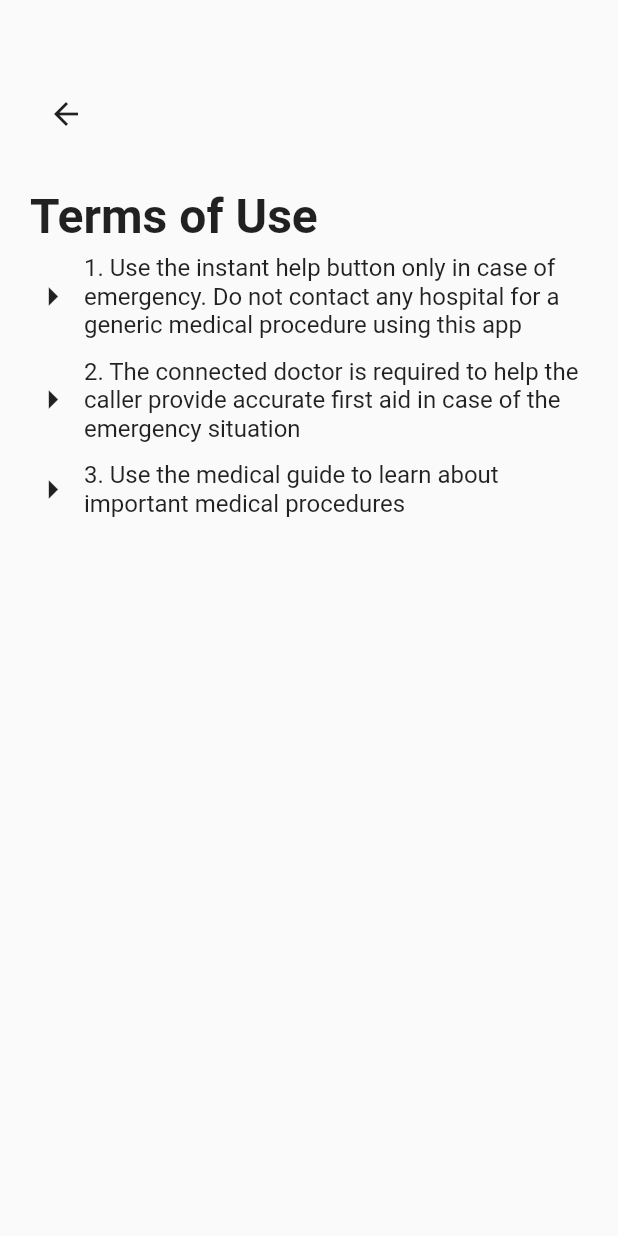
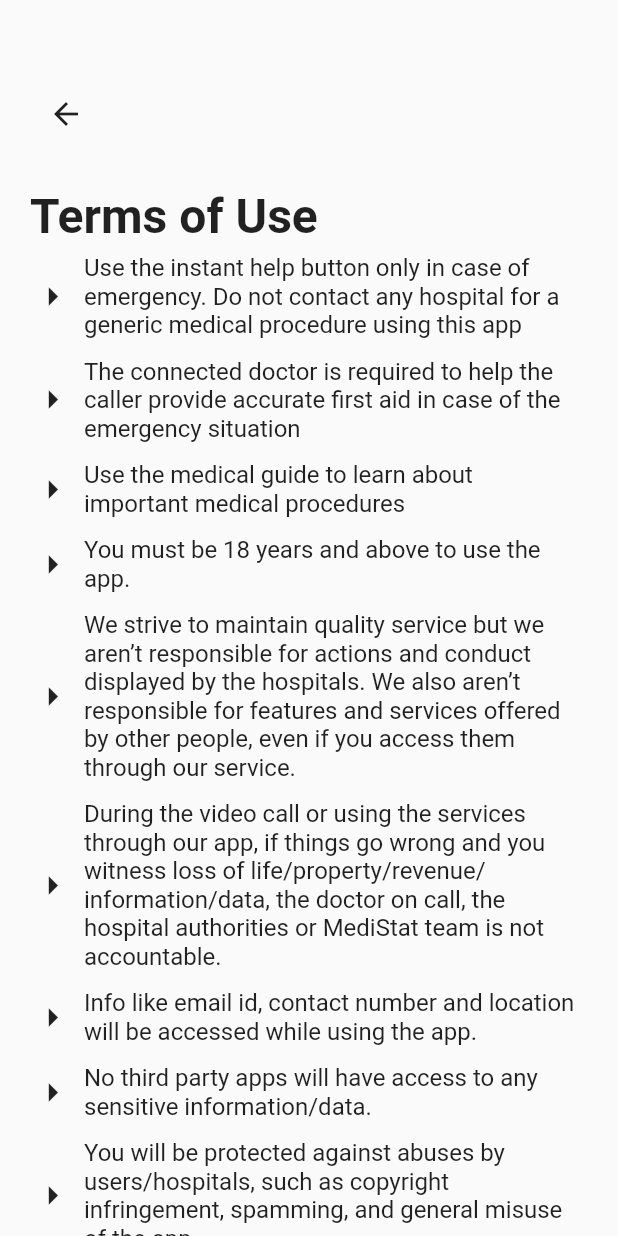
Before and after one commit to Spiral-Forge/MediStat, a Flutter app: the Terms screen opened directly, on a phone screen of 412 x 824 dp. Run offline on Flutter 3.47's test engine with Material 2 defaults, Android fonts, the phone set to English and light mode, and no system bars; our stand-ins replace cloud_firestore, firebase_auth, flutter_rating_bar, flutter_spinkit, geolocator, google_maps_flutter and 2 more; missing offline and left inert: agora_rtc_engine; accounts and stored records are empty; Roboto replaces fonts that are missing (GoogleSans).

Commit message:
terms of use added

```diff
--- a/lib/shared/drawer.dart
+++ b/lib/shared/drawer.dart
@@ -54,7 +54,7 @@
                 style: TextStyle(fontFamily: 'GoogleSans', fontSize: 20),
               ),
               subtitle: new Text(
-                userName +" \n"+ userMail,
+                userName + "\n" +userMail,
                 style: TextStyle(fontFamily: 'GoogleSans', fontSize: 13),
               ),
               onTap: () {}),
--- a/lib/shared/terms.dart
+++ b/lib/shared/terms.dart
@@ -1,7 +1,17 @@
 class TermsOfUse{
   static var termsOfUse=[
-    "1. Use the instant help button only in case of emergency. Do not contact any hospital for a generic medical procedure using this app",
-    "2. The connected doctor is required to help the caller provide accurate first aid in case of the emergency situation",
-    "3. Use the medical guide to learn about important medical procedures"
+    "Use the instant help button only in case of emergency. Do not contact any hospital for a generic medical procedure using this app",
+    "The connected doctor is required to help the caller provide accurate first aid in case of the emergency situation",
+    "Use the medical guide to learn about important medical procedures",
+    "You must be 18 years and above to use the app.",
+    "We strive to maintain quality service but we aren’t responsible for actions and conduct displayed by the hospitals. We also aren’t responsible for features and services offered by other people, even if you access them through our service.",
+    "During the video call or using the services through our app, if things go wrong and you witness loss of life/property/revenue/information/data, the doctor on call, the hospital authorities or MediStat team is not accountable." ,
+    "Info like email id, contact number and location will be accessed while using the app.",
+    "No third party apps will have access to any sensitive information/data.",
+    "You will be protected against abuses by users/hospitals, such as copyright infringement, spamming, and general misuse of the app.",
+    "We maintain the right to terminate user's accounts at any time we may need or want to if any term of use is violated",
+    "We prohibit any aspect of service in exchange of money through any of the authorities listed with us",
+    "All rights reserved@ 2020 MediStat.",
+    "For any feedback/suggestions/complaints about the app, you may reach out to us at spiralforge4@gmail.com.",
   ];
 }
```
Also changed, not shown: pubspec.lock.
